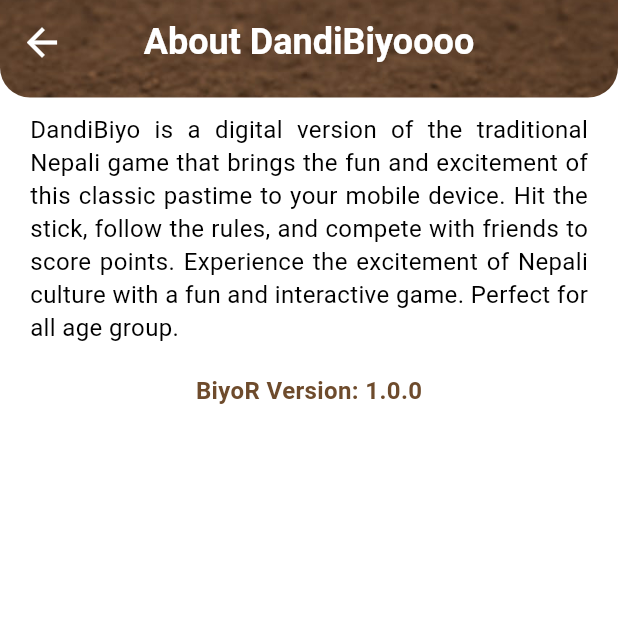
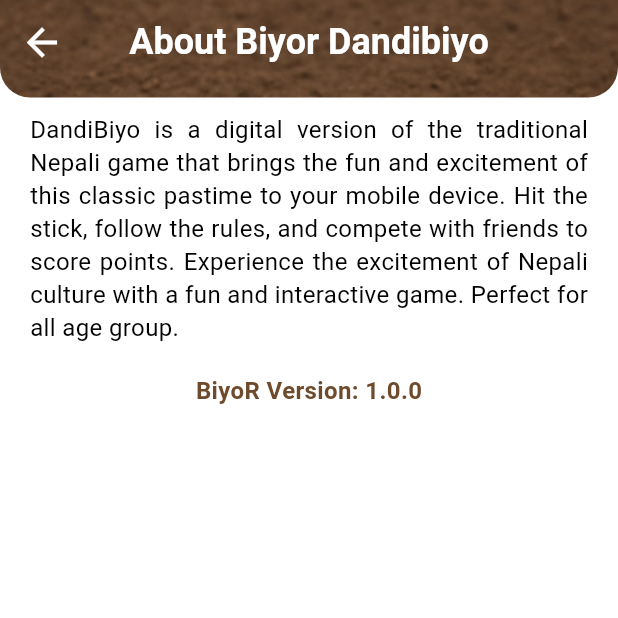
Before and after one commit to Nikolson4real/7thsemCsit_project_biyor, a Flutter app: the screen it shows after launch, item 3 of the bottom bar chosen, on a phone screen of 412 x 824 dp, the top half of it. Run offline on Flutter 3.47's test engine with Material 3 defaults, Android fonts, the phone set to English and light mode, and no system bars; our stand-ins replace camera, cloud_firestore, equatable, firebase_core, flutter_bloc, geolocator and 2 more; missing offline and left inert: ar_flutter_plugin, flutter_archive, geoflutterfire, geoflutterfire2, pdfx; accounts and stored records are empty; project files that could hold a hidden picture were left out.

Commit message:
edited aboutPage

```diff
--- a/lib/Presentation/Features/Pages/aboutUs.dart
+++ b/lib/Presentation/Features/Pages/aboutUs.dart
@@ -38,7 +38,7 @@
           child: AppBar(
             centerTitle: true,
             title: const CustomText(
-              text: 'About DandiBiyoooo',
+              text: 'About Biyor Dandibiyo',
               fontSize: 24,
               fontWeight: FontWeight.bold,
               color: whiteColor,
```
